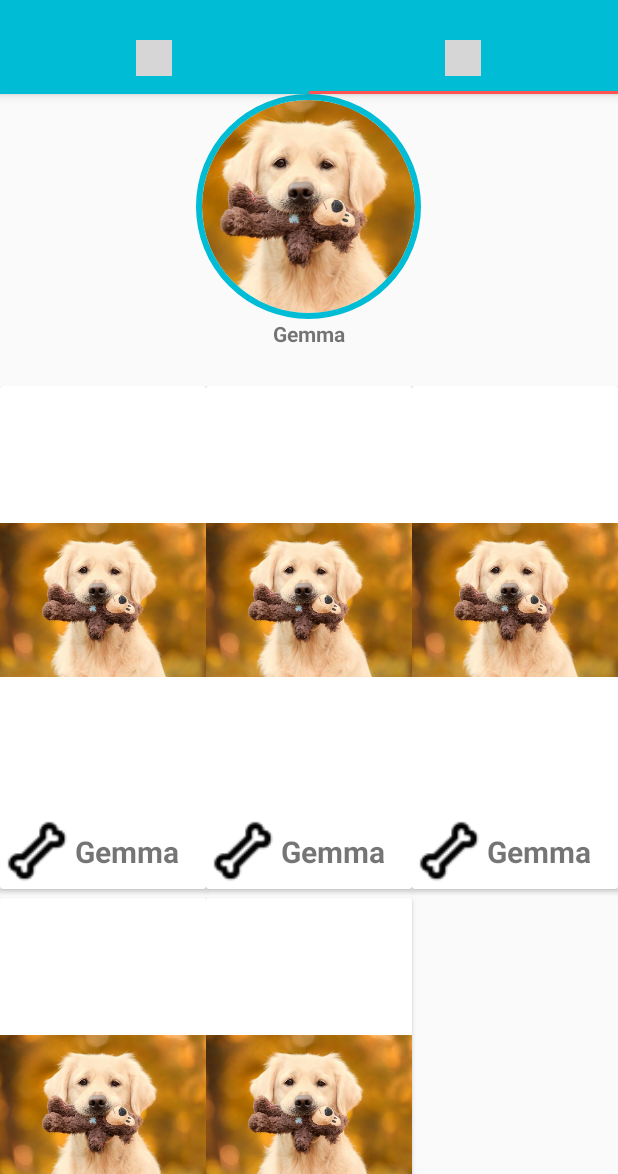
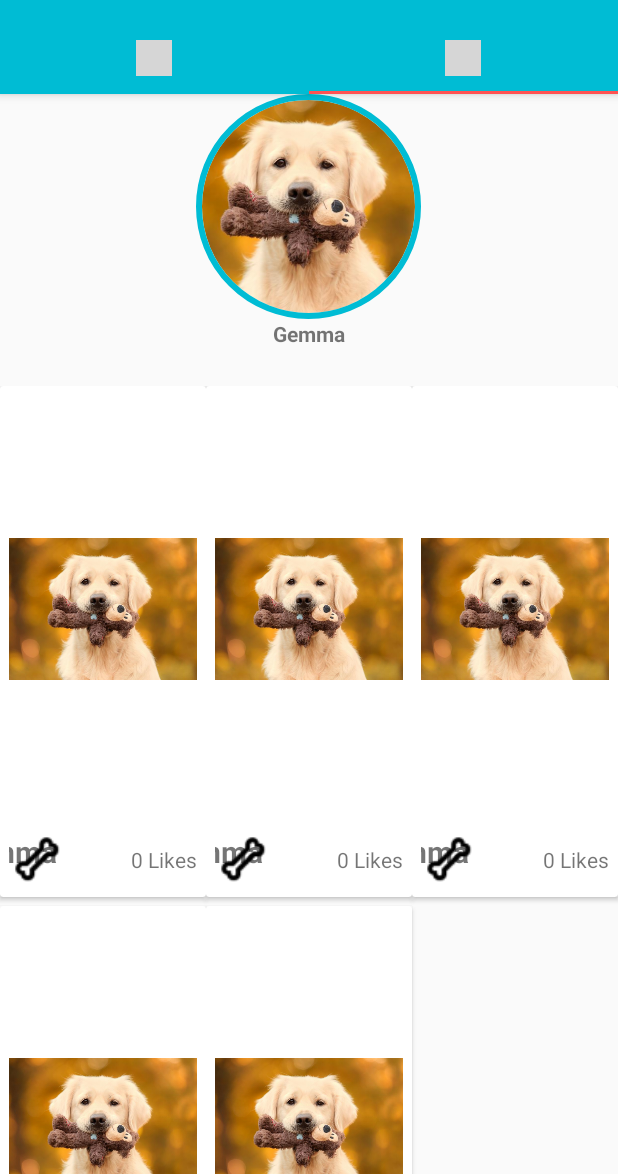
Before and after one commit to xHernanL/Petagram, an Android app: the screen it shows after launch (MainActivity), tab 2 chosen, on a phone screen of 412 x 824 dp, the part 62-1236 px from its top. Run offline under Robolectric (Android 15) with nearby library versions, the phone set to English and light mode, and no system bars; plain views replace CircularImageView; 4 statements that could not run were skipped; grey boxes are pictures that could not be loaded.

Commit message:
Upload 08/10

```diff
--- a/app/src/main/java/com/example/petagram/MascotaAdaptador.java
+++ b/app/src/main/java/com/example/petagram/adapter/MascotaAdaptador.java
@@ -1,9 +1,7 @@
-package com.example.petagram;
+package com.example.petagram.adapter;
 
 import android.app.Activity;
 import android.view.LayoutInflater;
-import android.view.Menu;
-import android.view.MenuInflater;
 import android.view.View;
 import android.view.ViewGroup;
 import android.widget.ImageView;
@@ -13,7 +11,12 @@ import android.widget.Toast;
 import androidx.annotation.NonNull;
 import androidx.recyclerview.widget.RecyclerView;
 
+import com.example.petagram.modelo.ConstructorMascotas;
+import com.example.petagram.modelo.Mascota;
+import com.example.petagram.R;
+
 import java.util.ArrayList;
+import java.util.Objects;
 
 public class MascotaAdaptador extends RecyclerView.Adapter<MascotaAdaptador.MascotaViewHolder>{
     ArrayList<Mascota> mascotas;
@@ -38,16 +41,20 @@ public class MascotaAdaptador extends RecyclerView.Adapter<MascotaAdaptador.Masc
         final Mascota mascota = mascotas.get(position);
         mascotaViewHolder.tvNombreM.setText(mascota.getNombre());
         mascotaViewHolder.imgFoto.setImageResource(mascota.getFoto());
+        mascotaViewHolder.tvLikes.setText(String.valueOf(mascota.getLikes()) + " Likes");
 
-        /*Comentario de Favorito Icon Mascota
+        //Comentario de Favorito Icon Mascota
         mascotaViewHolder.btnLike.setOnClickListener(new View.OnClickListener() {
             @Override
             public void onClick(View v) {
               Toast.makeText(activity, "Favorito! "+mascota.getNombre(), Toast.LENGTH_SHORT).show();
 
+                ConstructorMascotas constructorMascotas = new ConstructorMascotas(activity);
+                constructorMascotas.darLikeMascota(mascota);
+                //Objects.requireNonNull(mascotaViewHolder).tvLikes.setText(constructorMascotas.obtenerLikesMascota(mascota));
 
             }
-        });*/
+        });
     }
 
     @Override
@@ -60,12 +67,14 @@ public class MascotaAdaptador extends RecyclerView.Adapter<MascotaAdaptador.Masc
         private ImageView imgFoto;
         private TextView tvNombreM;
         private ImageView btnLike;
+        private TextView tvLikes;
 
         public MascotaViewHolder(@NonNull View itemView) {
             super(itemView);
             imgFoto = (ImageView) itemView.findViewById(R.id.imgFotoMascota);
             tvNombreM = (TextView) itemView.findViewById(R.id.tvNombre);
             btnLike = (ImageView) itemView.findViewById(R.id.btnLike);
+            tvLikes = (TextView) itemView.findViewById(R.id.tvLikes);
         }
     }
 
--- a/app/src/main/java/com/example/petagram/PageAdapter.java
+++ b/app/src/main/java/com/example/petagram/adapter/PageAdapter.java
@@ -1,4 +1,4 @@
-package com.example.petagram;
+package com.example.petagram.adapter;
 
 import androidx.annotation.NonNull;
 import androidx.fragment.app.Fragment;
--- a/app/src/main/java/com/example/petagram/PerfilAdaptador.java
+++ b/app/src/main/java/com/example/petagram/adapter/PerfilAdaptador.java
@@ -1,4 +1,4 @@
-package com.example.petagram;
+package com.example.petagram.adapter;
 
 import android.app.Activity;
 import android.view.LayoutInflater;
@@ -7,6 +7,9 @@ import android.view.ViewGroup;
 
 import androidx.annotation.NonNull;
 import androidx.recyclerview.widget.RecyclerView;
+
+import com.example.petagram.modelo.Mascota;
+import com.example.petagram.R;
 
 import java.util.ArrayList;
 
--- /dev/null
+++ b/app/src/main/java/com/example/petagram/db/BaseDatos.java
@@ -0,0 +1,111 @@
+package com.example.petagram.db;
+
+import android.content.ContentValues;
+import android.content.Context;
+import android.database.Cursor;
+import android.database.sqlite.SQLiteDatabase;
+import android.database.sqlite.SQLiteOpenHelper;
+
+
+import com.example.petagram.modelo.Mascota;
+
+import java.util.ArrayList;
+
+public class BaseDatos extends SQLiteOpenHelper {
+
+    private Context context;
+
+    public BaseDatos(Context context) {
+        super(context, ConstantesBaseDatos.DATABASE_NAME, null, ConstantesBaseDatos.DATABASE_VERSION);
+        this.context = context;
+    }
+
+    @Override
+    public void onCreate(SQLiteDatabase db) {
+        String queryCrearTablaMascota = " CREATE TABLE " + ConstantesBaseDatos.TABLA_MASCOTAS + "(" +
+                ConstantesBaseDatos.TABLA_MASCOTAS_ID + " INTEGER PRIMARY KEY AUTOINCREMENT, " +
+                ConstantesBaseDatos.TABLA_MASCOTAS_NOMBRE + " TEXT, " +
+                ConstantesBaseDatos.TABLA_MASCOTAS_FOTO + " INTEGER " +
+                ")";
+
+        String queryCrearTablaLikesContacto = "CREATE TABLE " + ConstantesBaseDatos.TABLA_LIKES_MASCOTAS + "(" +
+                ConstantesBaseDatos.TABLA_LIKES_MASCOTAS_ID + " INTEGER PRIMARY KEY AUTOINCREMENT, " +
+                ConstantesBaseDatos.TABLA_LIKES_MASCOTAS_ID_MASCOTA + " INTEGER, " +
+                ConstantesBaseDatos.TABLA_LIKES_MASCOTAS_NUMERO_LIKES + " INTEGER, " +
+                "FOREIGN KEY (" + ConstantesBaseDatos.TABLA_LIKES_MASCOTAS_ID_MASCOTA + ") " +
+                "REFERENCES " + ConstantesBaseDatos.TABLA_MASCOTAS + "(" + ConstantesBaseDatos.TABLA_MASCOTAS_ID + ")" +
+                ")";
+
+        db.execSQL(queryCrearTablaMascota);
+        db.execSQL(queryCrearTablaLikesContacto);
+    }
+
+    @Override
+    public void onUpgrade(SQLiteDatabase db, int i, int i1) {
+        db.execSQL("DROP TABLE IF EXISTS " + ConstantesBaseDatos.TABLA_MASCOTAS);
+        db.execSQL("DROP TABLE IF EXISTS " + ConstantesBaseDatos.TABLA_LIKES_MASCOTAS);
+        onCreate(db);
+    }
+
+    public ArrayList<Mascota> obtenerTodasMacotas(){
+        ArrayList<Mascota> mascotas = new ArrayList<>();
+
+        String query = "SELECT * FROM " + ConstantesBaseDatos.TABLA_MASCOTAS;
+        SQLiteDatabase db = this.getWritableDatabase();
+        Cursor registros = db.rawQuery(query,null);
+
+        while (registros.moveToNext()) {
+            Mascota mascotaActual = new Mascota();
+            mascotaActual.setId(registros.getInt(0));
+            mascotaActual.setNombre(registros.getString(1));
+            mascotaActual.setFoto(registros.getInt(2));
+
+            String queryLikes = "SELECT COUNT("+ConstantesBaseDatos.TABLA_LIKES_MASCOTAS_NUMERO_LIKES+") as likes " +
+                    " FROM " + ConstantesBaseDatos.TABLA_LIKES_MASCOTAS +
+                    " WHERE " + ConstantesBaseDatos.TABLA_LIKES_MASCOTAS_ID_MASCOTA + "=" + mascotaActual.getId();
+
+            Cursor regLikes = db.rawQuery(queryLikes,null);
+
+            if (regLikes.moveToNext()) {
+                mascotaActual.setLikes(regLikes.getInt(0));
+            } else {
+                mascotaActual.setLikes(0);
+            }
+
+            mascotas.add(mascotaActual);
+        }
+        db.close();
+        return mascotas;
+    }
+
+    public void insertarMascota(ContentValues contentValues) {
+        SQLiteDatabase db = this.getWritableDatabase();
+        db.insert(ConstantesBaseDatos.TABLA_MASCOTAS, null, contentValues);
+        db.close();
+    }
+
+    public void insertarLikesMascota (ContentValues contentValues){
+        SQLiteDatabase db = this.getWritableDatabase();
+        db.insert(ConstantesBaseDatos.TABLA_LIKES_MASCOTAS,null,contentValues);
+        db.close();
+    }
+
+    public int obtenerLikesMascotas(Mascota mascota){
+        int likes = 0;
+
+        String query = "SELECT COUNT("+ConstantesBaseDatos.TABLA_LIKES_MASCOTAS_NUMERO_LIKES+")" +
+                " FROM " + ConstantesBaseDatos.TABLA_LIKES_MASCOTAS +
+                " WHERE " + ConstantesBaseDatos.TABLA_LIKES_MASCOTAS_ID_MASCOTA + "="+mascota.getId();
+
+        SQLiteDatabase db = this.getWritableDatabase();
+        Cursor registros = db.rawQuery(query, null);
+
+        if (registros.moveToNext()){
+            likes = registros.getInt(0);
+        }
+
+        db.close();
+        return likes;
+    }
+
+}
--- /dev/null
+++ b/app/src/main/java/com/example/petagram/modelo/ConstructorMascotas.java
@@ -0,0 +1,74 @@
+package com.example.petagram.modelo;
+
+import android.content.ContentValues;
+import android.content.Context;
+
+
+import com.example.petagram.R;
+import com.example.petagram.db.BaseDatos;
+import com.example.petagram.db.ConstantesBaseDatos;
+
+import java.util.ArrayList;
+
+public class ConstructorMascotas {
+
+    private static final int LIKE = 1;
+    private Context context;
+    private ArrayList<Mascota> mascotas;
+
+    public ConstructorMascotas(Context context) {
+        this.context = context;
+    }
+
+    public ArrayList<Mascota> obtenerDatos(){
+
+        ArrayList<Mascota> mascotas = new ArrayList<>();
+        mascotas.add(new Mascota(R.drawable.dog1,"Gemma",10));
+        mascotas.add(new Mascota(R.drawable.superdog2,"Chiquito",20));
+        mascotas.add(new Mascota(R.drawable.superdog3,"Toti",10));
+        mascotas.add(new Mascota(R.drawable.supercat1,"Uma",15));
+        mascotas.add(new Mascota(R.drawable.supercat2,"Pipi",0));
+
+
+        BaseDatos db = new BaseDatos(context);
+        insertarTresMascotas(db);
+        //return db.obtenerTodasMacotas();
+        return mascotas;
+
+    }
+
+    public void insertarTresMascotas(BaseDatos db){
+
+        ContentValues contentValues = new ContentValues();
+        contentValues.put(ConstantesBaseDatos.TABLA_MASCOTAS_NOMBRE,"Gemma");
+        contentValues.put(ConstantesBaseDatos.TABLA_MASCOTAS_FOTO, R.drawable.dog1);
+
+        db.insertarMascota(contentValues);
+
+        contentValues = new ContentValues();
+
+        contentValues.put(ConstantesBaseDatos.TABLA_MASCOTAS_NOMBRE,"Gemma");
+        contentValues.put(ConstantesBaseDatos.TABLA_MASCOTAS_FOTO, R.drawable.dog1);
+
+        db.insertarMascota(contentValues);
+
+        contentValues = new ContentValues();
+        contentValues.put(ConstantesBaseDatos.TABLA_MASCOTAS_NOMBRE,"Gemma");
+        contentValues.put(ConstantesBaseDatos.TABLA_MASCOTAS_FOTO, R.drawable.dog1);
+
+        db.insertarMascota(contentValues);
+    }
+
+    public void darLikeMascota (Mascota mascota) {
+        BaseDatos db = new BaseDatos(context);
+        ContentValues contentValues = new ContentValues();
+        contentValues.put(ConstantesBaseDatos.TABLA_LIKES_MASCOTAS_ID_MASCOTA, mascota.getId());
+        contentValues.put(ConstantesBaseDatos.TABLA_LIKES_MASCOTAS_NUMERO_LIKES, LIKE);
+        db.insertarLikesMascota(contentValues);
+    }
+
+    public int obtenerLikesMascota (Mascota mascota) {
+        BaseDatos db = new BaseDatos(context);
+        return db.obtenerLikesMascotas(mascota);
+    }
+}
--- a/app/src/main/java/com/example/petagram/Mascota.java
+++ b/app/src/main/java/com/example/petagram/modelo/Mascota.java
@@ -1,12 +1,20 @@
-package com.example.petagram;
+package com.example.petagram.modelo;
 
 public class Mascota {
+
+    private int id;
     private int foto;
     private String nombre;
+    private int likes;
 
-    public Mascota(int foto, String nombre) {
+    public Mascota(int foto, String nombre,int likes) {
         this.foto = foto;
         this.nombre = nombre;
+        this.likes = likes;
+
+    }
+
+    public Mascota() {
 
     }
 
@@ -25,4 +33,13 @@ public class Mascota {
     public void setFoto(int foto) {
         foto = foto;
     }
+
+    public int getLikes() {return likes;}
+
+    public void setLikes(int likes) {this.likes = likes;}
+
+    public int getId() {return id;}
+
+    public void setId(int id) {this.id = id;}
+
 }
--- /dev/null
+++ b/app/src/main/java/com/example/petagram/presentador/IRecyclerViewFragmentPresenter.java
@@ -0,0 +1,8 @@
+package com.example.petagram.presentador;
+
+public interface IRecyclerViewFragmentPresenter {
+
+    public void obtenerMascotasBaseDatos();
+
+    public void mostrarContactosRV();
+}
--- /dev/null
+++ b/app/src/main/java/com/example/petagram/presentador/RecyclerViewFragmentPresenter.java
@@ -0,0 +1,36 @@
+package com.example.petagram.presentador;
+
+import android.content.Context;
+
+import com.example.petagram.vista.fragment.IRecyclerViewFragmentView;
+import com.example.petagram.modelo.ConstructorMascotas;
+import com.example.petagram.modelo.Mascota;
+
+import java.util.ArrayList;
+
+public class RecyclerViewFragmentPresenter implements IRecyclerViewFragmentPresenter {
+
+    private IRecyclerViewFragmentView iRecyclerViewFragmentView;
+    private Context context;
+    private ConstructorMascotas constructorMascotas;
+    private ArrayList<Mascota> mascotas;
+
+    public RecyclerViewFragmentPresenter(IRecyclerViewFragmentView iRecyclerViewFragmentView, Context context) {
+        this.iRecyclerViewFragmentView = iRecyclerViewFragmentView;
+        this.context = context;
+        obtenerMascotasBaseDatos();
+    }
+
+    @Override
+    public void obtenerMascotasBaseDatos() {
+        constructorMascotas = new ConstructorMascotas(context);
+        mascotas = constructorMascotas.obtenerDatos();
+        mostrarContactosRV();
+    }
+
+    @Override
+    public void mostrarContactosRV() {
+        iRecyclerViewFragmentView.inicializarAdaptadorRV(iRecyclerViewFragmentView.crearAdaptador(mascotas));
+        iRecyclerViewFragmentView.generarLinearLayoutVertical();
+    }
+}
--- a/app/src/main/java/com/example/petagram/BlankFragment.java
+++ b/app/src/main/java/com/example/petagram/vista/fragment/BlankFragment.java
@@ -1,15 +1,18 @@
-package com.example.petagram;
+package com.example.petagram.vista.fragment;
 
 import android.os.Bundle;
 
 import androidx.fragment.app.Fragment;
 import androidx.recyclerview.widget.GridLayoutManager;
-import androidx.recyclerview.widget.LinearLayoutManager;
 import androidx.recyclerview.widget.RecyclerView;
 
 import android.view.LayoutInflater;
 import android.view.View;
 import android.view.ViewGroup;
+
+import com.example.petagram.R;
+import com.example.petagram.adapter.MascotaAdaptador;
+import com.example.petagram.modelo.Mascota;
 
 import java.util.ArrayList;
 
@@ -78,11 +81,11 @@ public class BlankFragment extends Fragment {
 
         mascotas = new ArrayList<Mascota>();
 
-        mascotas.add(new Mascota(R.drawable.dog1,"Gemma"));
-        mascotas.add(new Mascota(R.drawable.dog1,"Gemma"));
-        mascotas.add(new Mascota(R.drawable.dog1,"Gemma"));
-        mascotas.add(new Mascota(R.drawable.dog1,"Gemma"));
-        mascotas.add(new Mascota(R.drawable.dog1,"Gemma"));
+        mascotas.add(new Mascota(R.drawable.dog1,"Gemma",0));
+        mascotas.add(new Mascota(R.drawable.dog1,"Gemma",0));
+        mascotas.add(new Mascota(R.drawable.dog1,"Gemma",0));
+        mascotas.add(new Mascota(R.drawable.dog1,"Gemma",0));
+        mascotas.add(new Mascota(R.drawable.dog1,"Gemma",0));
 
     }
 }
--- /dev/null
+++ b/app/src/main/java/com/example/petagram/vista/fragment/IRecyclerViewFragmentView.java
@@ -0,0 +1,15 @@
+package com.example.petagram.vista.fragment;
+
+import com.example.petagram.adapter.MascotaAdaptador;
+import com.example.petagram.modelo.Mascota;
+
+import java.util.ArrayList;
+
+public interface IRecyclerViewFragmentView {
+
+    public void generarLinearLayoutVertical();
+
+    public MascotaAdaptador crearAdaptador(ArrayList<Mascota> mascotas);
+
+    public void inicializarAdaptadorRV(MascotaAdaptador adaptador);
+}
--- a/app/src/main/java/com/example/petagram/RecyclerViewFragment.java
+++ b/app/src/main/java/com/example/petagram/vista/fragment/RecyclerViewFragment.java
@@ -1,4 +1,4 @@
-package com.example.petagram;
+package com.example.petagram.vista.fragment;
 
 import android.os.Bundle;
 import android.view.LayoutInflater;
@@ -11,11 +11,19 @@ import androidx.fragment.app.Fragment;
 import androidx.recyclerview.widget.LinearLayoutManager;
 import androidx.recyclerview.widget.RecyclerView;
 
+import com.example.petagram.R;
+import com.example.petagram.adapter.MascotaAdaptador;
+import com.example.petagram.modelo.Mascota;
+import com.example.petagram.presentador.RecyclerViewFragmentPresenter;
+import com.example.petagram.vista.fragment.IRecyclerViewFragmentView;
+
 import java.util.ArrayList;
 
-public class RecyclerViewFragment extends Fragment {
+public class RecyclerViewFragment extends Fragment implements IRecyclerViewFragmentView {
+
     ArrayList<Mascota> mascotas;
     private RecyclerView listaMascotas;
+    private RecyclerViewFragmentPresenter presenter;
 
     @Nullable
     @Override
@@ -24,30 +32,27 @@ public class RecyclerViewFragment extends Fragment {
         View v = inflater.inflate(R.layout.fragment_recyclerview,container,false);
         listaMascotas = (RecyclerView) v.findViewById(R.id.rvMascotas);
 
-        LinearLayoutManager llm = new LinearLayoutManager(getActivity());
-        llm.setOrientation(LinearLayoutManager.VERTICAL);
-
-        listaMascotas.setLayoutManager(llm);
-
-        iniciarListaMascotas();
-        inicializarAdaptador();
-
+        presenter = new RecyclerViewFragmentPresenter(this, getContext());
+        //iniciarListaMascotas();
         return v;
     }
 
-    public void inicializarAdaptador(){
+
+    @Override
+    public void generarLinearLayoutVertical() {
+        LinearLayoutManager llm = new LinearLayoutManager(getActivity());
+        llm.setOrientation(LinearLayoutManager.VERTICAL);
+        listaMascotas.setLayoutManager(llm);
+    }
+
+    @Override
+    public MascotaAdaptador crearAdaptador(ArrayList<Mascota> mascotas) {
         MascotaAdaptador adaptador = new MascotaAdaptador(mascotas, getActivity());
+        return adaptador;
+    }
+
+    @Override
+    public void inicializarAdaptadorRV(MascotaAdaptador adaptador) {
         listaMascotas.setAdapter(adaptador);
     }
-
-    public void iniciarListaMascotas(){
-
-        mascotas = new ArrayList<Mascota>();
-
-        mascotas.add(new Mascota(R.drawable.dog1,"Gemma"));
-        mascotas.add(new Mascota(R.drawable.superdog2,"Chiquito"));
-        mascotas.add(new Mascota(R.drawable.superdog3,"Toti"));
-        mascotas.add(new Mascota(R.drawable.supercat1,"Uma"));
-        mascotas.add(new Mascota(R.drawable.supercat2,"Pipi"));
-    }
 }
--- a/app/src/main/res/layout/cardview_mascota.xml
+++ b/app/src/main/res/layout/cardview_mascota.xml
@@ -12,6 +12,7 @@
         android:layout_width="match_parent"
         android:layout_height="match_parent"
         android:orientation="vertical"
+        android:padding="6dp"
         >
 
         <ImageView
@@ -21,25 +22,26 @@
             android:src="@drawable/dog1"
             />
 
-        <LinearLayout
+        <RelativeLayout
+            android:layout_marginTop="5dp"
             android:layout_width="match_parent"
-            android:layout_height="match_parent"
-            android:orientation="horizontal"
+            android:layout_height="wrap_content"
             >
 
             <ImageButton
                 android:id="@+id/btnLike"
-                android:layout_width="50dp"
-                android:layout_height="50dp"
+                android:layout_width="38dp"
+                android:layout_height="38dp"
                 android:background="@drawable/iconshueso"
                 android:onClick="incrementValue"
+                android:layout_alignParentLeft="true"
                 />
 
             <LinearLayout
-                android:layout_width="match_parent"
-                android:layout_height="match_parent"
-                android:orientation="horizontal"
-
+                android:layout_width="wrap_content"
+                android:layout_height="wrap_content"
+                android:orientation="vertical"
+                android:layout_centerHorizontal="true"
                 >
 
                 <TextView
@@ -53,25 +55,32 @@
                     />
 
 
-                <TextView
-                    android:id="@+id/textView"
-                    android:layout_width="wrap_content"
-                    android:layout_height="wrap_content"
-                    android:layout_gravity="right"
-                    android:text="0"
-                    android:textSize="28sp"
-                    android:textStyle="bold" />
+            </LinearLayout>
 
-                <ImageButton
+        <TextView
+            android:id="@+id/tvLikes"
+            android:layout_width="wrap_content"
+            android:layout_height="wrap_content"
+            android:text="@string/plikes"
+            android:layout_alignParentRight="true"
+            android:layout_centerVertical="true"/>
+
+        </RelativeLayout>
+
+
+    </LinearLayout>
+                <!--<ImageButton
                     android:id="@+id/btnLikes"
                     android:layout_width="50dp"
                     android:layout_height="50dp"
                     android:background="@drawable/iconhuesofav"
                     android:onClick="incrementValue"
-                    />
+                    />-->
 
-            </LinearLayout>
-        </LinearLayout>
-    </LinearLayout>
+
+
+
+
+
 
 </androidx.cardview.widget.CardView>
--- a/app/src/main/res/layout/fragment_blank.xml
+++ b/app/src/main/res/layout/fragment_blank.xml
@@ -4,7 +4,7 @@
     android:layout_width="match_parent"
     android:layout_height="match_parent"
     xmlns:app="http://schemas.android.com/apk/res-auto"
-    tools:context=".BlankFragment">
+    tools:context=".vista.fragment.BlankFragment">
 
     <RelativeLayout
         android:layout_width="match_parent"
--- a/app/src/main/res/values/strings.xml
+++ b/app/src/main/res/values/strings.xml
@@ -16,5 +16,7 @@
     <!-- -->
     <string name="nombreMascota">Gemma</string>
 
+    <string name="plikes">0 Likes</string>
+
 
 </resources>
```
Also changed, not shown: app/src/main/java/com/example/petagram/MainActivity.java (+6 -10 lines), app/src/main/java/com/example/petagram/MascotasFavoritas.java (+8 -5 lines), app/src/main/java/com/example/petagram/db/ConstantesBaseDatos.java (added, +17 -0 lines).
